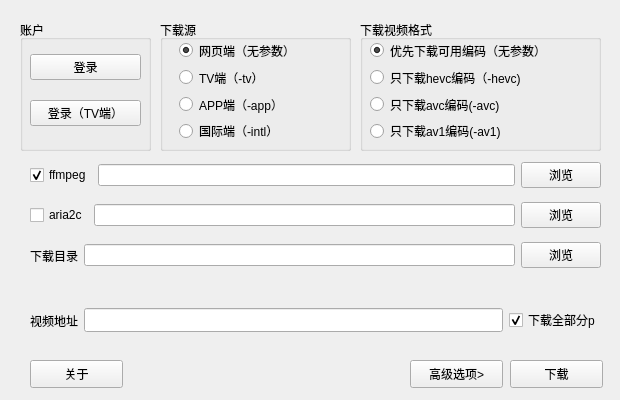
The window that UI/main.ui (1299172402/BBDown_GUI) describes before a commit, drawn with Qt 5.
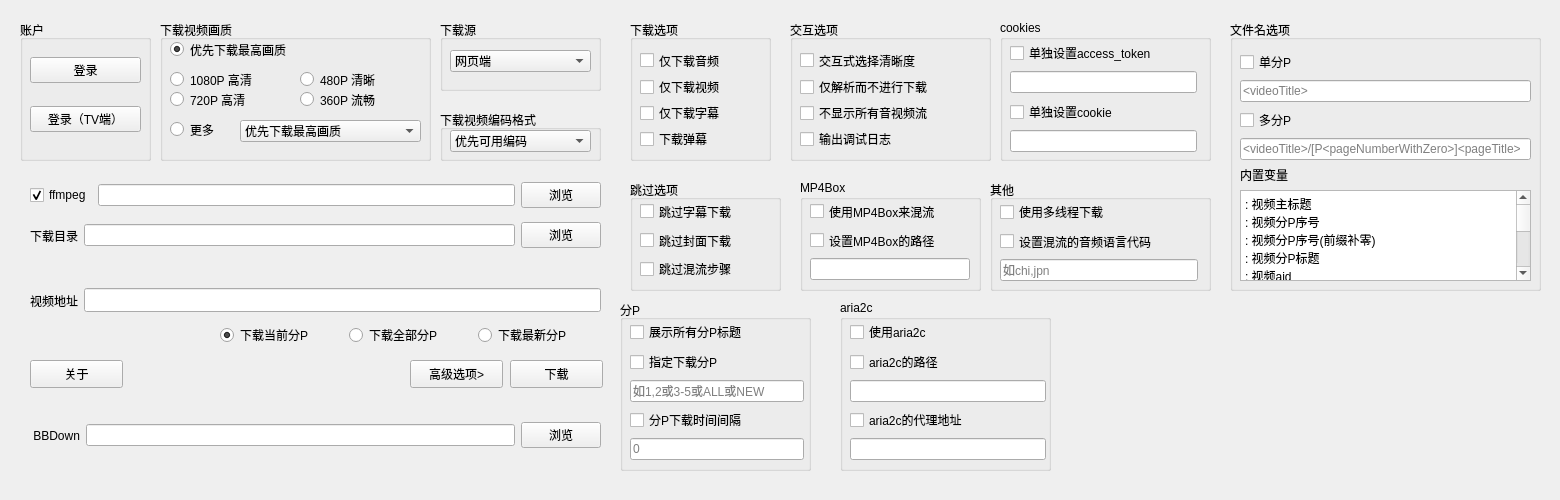
The same window after the commit. Icons and pictures are not drawn.

```diff
--- a/UI/main.ui
+++ b/UI/main.ui
@@ -6,8 +6,8 @@
    <rect>
     <x>0</x>
     <y>0</y>
-    <width>620</width>
-    <height>400</height>
+    <width>1560</width>
+    <height>500</height>
    </rect>
   </property>
   <property name="minimumSize">
@@ -18,7 +18,7 @@
   </property>
   <property name="maximumSize">
    <size>
-    <width>1220</width>
+    <width>1560</width>
     <height>500</height>
    </size>
   </property>
@@ -33,7 +33,7 @@
    <property name="geometry">
     <rect>
      <x>30</x>
-     <y>160</y>
+     <y>180</y>
      <width>571</width>
      <height>31</height>
     </rect>
@@ -71,50 +71,11 @@
     </item>
    </layout>
   </widget>
-  <widget class="QWidget" name="horizontalLayoutWidget_2">
-   <property name="geometry">
-    <rect>
-     <x>30</x>
-     <y>200</y>
-     <width>571</width>
-     <height>31</height>
-    </rect>
-   </property>
-   <layout class="QHBoxLayout" name="horizontalLayout_2">
-    <item>
-     <widget class="QCheckBox" name="checkBox_aria2c">
-      <property name="text">
-       <string>aria2c</string>
-      </property>
-     </widget>
-    </item>
-    <item>
-     <widget class="QLineEdit" name="lineEdit_aria2c">
-      <property name="text">
-       <string/>
-      </property>
-      <property name="readOnly">
-       <bool>false</bool>
-      </property>
-     </widget>
-    </item>
-    <item>
-     <widget class="QPushButton" name="pushButton_aria2c">
-      <property name="enabled">
-       <bool>true</bool>
-      </property>
-      <property name="text">
-       <string>浏览</string>
-      </property>
-     </widget>
-    </item>
-   </layout>
-  </widget>
   <widget class="QWidget" name="horizontalLayoutWidget_3">
    <property name="geometry">
     <rect>
      <x>30</x>
-     <y>240</y>
+     <y>220</y>
      <width>571</width>
      <height>31</height>
     </rect>
@@ -149,116 +110,87 @@
   <widget class="QGroupBox" name="groupBox">
    <property name="geometry">
     <rect>
-     <x>160</x>
+     <x>440</x>
      <y>20</y>
-     <width>191</width>
-     <height>131</height>
+     <width>161</width>
+     <height>71</height>
     </rect>
    </property>
    <property name="title">
     <string>下载源</string>
    </property>
-   <widget class="QWidget" name="verticalLayoutWidget">
+   <widget class="QComboBox" name="comboBox_source">
     <property name="geometry">
      <rect>
-      <x>19</x>
-      <y>20</y>
-      <width>151</width>
-      <height>101</height>
+      <x>10</x>
+      <y>30</y>
+      <width>141</width>
+      <height>22</height>
      </rect>
     </property>
-    <layout class="QVBoxLayout" name="verticalLayout">
-     <item>
-      <widget class="QRadioButton" name="radioButton_1">
-       <property name="text">
-        <string>网页端（无参数）</string>
-       </property>
-       <property name="checked">
-        <bool>true</bool>
-       </property>
-      </widget>
-     </item>
-     <item>
-      <widget class="QRadioButton" name="radioButton_2">
-       <property name="text">
-        <string>TV端（-tv）</string>
-       </property>
-       <property name="checked">
-        <bool>false</bool>
-       </property>
-      </widget>
-     </item>
-     <item>
-      <widget class="QRadioButton" name="radioButton_3">
-       <property name="text">
-        <string>APP端（-app）</string>
-       </property>
-      </widget>
-     </item>
-     <item>
-      <widget class="QRadioButton" name="radioButton_4">
-       <property name="text">
-        <string>国际端（-intl）</string>
-       </property>
-      </widget>
-     </item>
-    </layout>
+    <item>
+     <property name="text">
+      <string>网页端</string>
+     </property>
+    </item>
+    <item>
+     <property name="text">
+      <string>TV端</string>
+     </property>
+    </item>
+    <item>
+     <property name="text">
+      <string>APP端</string>
+     </property>
+    </item>
+    <item>
+     <property name="text">
+      <string>国际端</string>
+     </property>
+    </item>
    </widget>
   </widget>
   <widget class="QGroupBox" name="groupBox_2">
    <property name="geometry">
     <rect>
-     <x>360</x>
-     <y>20</y>
-     <width>241</width>
-     <height>131</height>
+     <x>440</x>
+     <y>110</y>
+     <width>161</width>
+     <height>51</height>
     </rect>
    </property>
    <property name="title">
-    <string>下载视频格式</string>
+    <string>下载视频编码格式</string>
    </property>
-   <widget class="QWidget" name="verticalLayoutWidget_2">
+   <widget class="QComboBox" name="comboBox_encoding">
     <property name="geometry">
      <rect>
       <x>10</x>
       <y>20</y>
-      <width>224</width>
-      <height>101</height>
+      <width>141</width>
+      <height>22</height>
      </rect>
     </property>
-    <layout class="QVBoxLayout" name="verticalLayout_2">
-     <item>
-      <widget class="QRadioButton" name="radioButton_5">
-       <property name="text">
-        <string>优先下载可用编码（无参数）</string>
-       </property>
-       <property name="checked">
-        <bool>true</bool>
-       </property>
-      </widget>
-     </item>
-     <item>
-      <widget class="QRadioButton" name="radioButton_6">
-       <property name="text">
-        <string>只下载hevc编码（-hevc)</string>
-       </property>
-      </widget>
-     </item>
-     <item>
-      <widget class="QRadioButton" name="radioButton_7">
-       <property name="text">
-        <string>只下载avc编码(-avc)</string>
-       </property>
-      </widget>
-     </item>
-     <item>
-      <widget class="QRadioButton" name="radioButton_8">
-       <property name="text">
-        <string>只下载av1编码(-av1)</string>
-       </property>
-      </widget>
-     </item>
-    </layout>
+    <item>
+     <property name="text">
+      <string>优先可用编码</string>
+     </property>
+    </item>
+    <item>
+     <property name="text">
+      <string>AVC</string>
+     </property>
+    </item>
+    <item>
+     <property name="text">
+      <string>AV1</string>
+     </property>
+    </item>
+    <item>
+     <property name="text">
+      <string>HEVC</string>
+     </property>
+    </item>
    </widget>
   </widget>
   <widget class="QGroupBox" name="groupBox_3">
@@ -267,7 +199,7 @@
      <x>20</x>
      <y>20</y>
      <width>131</width>
-     <height>131</height>
+     <height>141</height>
     </rect>
    </property>
    <property name="title">
@@ -279,7 +211,7 @@
       <x>10</x>
       <y>20</y>
       <width>111</width>
-      <height>100</height>
+      <height>111</height>
      </rect>
     </property>
     <layout class="QVBoxLayout" name="verticalLayout_4">
@@ -304,7 +236,7 @@
    <property name="geometry">
     <rect>
      <x>30</x>
-     <y>300</y>
+     <y>280</y>
      <width>571</width>
      <height>41</height>
     </rect>
@@ -333,16 +265,6 @@
       </property>
      </widget>
     </item>
-    <item>
-     <widget class="QCheckBox" name="checkBox_25">
-      <property name="text">
-       <string>下载全部分p</string>
-      </property>
-      <property name="checked">
-       <bool>true</bool>
-      </property>
-     </widget>
-    </item>
    </layout>
   </widget>
   <widget class="QPushButton" name="pushButton_download">
@@ -390,14 +312,14 @@
   <widget class="QGroupBox" name="groupBox_4">
    <property name="geometry">
     <rect>
-     <x>1030</x>
+     <x>800</x>
      <y>180</y>
      <width>181</width>
      <height>111</height>
     </rect>
    </property>
    <property name="title">
-    <string>mp4box</string>
+    <string>MP4Box</string>
    </property>
    <widget class="QWidget" name="verticalLayoutWidget_10">
     <property name="geometry">
@@ -412,14 +334,14 @@
      <item>
       <widget class="QCheckBox" name="checkBox_1">
        <property name="text">
-        <string>使用mp4Box来混流</string>
+        <string>使用MP4Box来混流</string>
        </property>
       </widget>
      </item>
      <item>
       <widget class="QCheckBox" name="checkBox_23">
        <property name="text">
-        <string>设置mp4box的路径</string>
+        <string>设置MP4Box的路径</string>
        </property>
       </widget>
      </item>
@@ -473,7 +395,7 @@
        <item>
         <widget class="QLineEdit" name="lineEdit_5">
          <property name="placeholderText">
-          <string>access_token</string>
+          <string/>
          </property>
         </widget>
        </item>
@@ -494,7 +416,7 @@
        <item>
         <widget class="QLineEdit" name="lineEdit_4">
          <property name="placeholderText">
-          <string>cookie</string>
+          <string/>
          </property>
         </widget>
        </item>
@@ -506,7 +428,7 @@
   <widget class="QGroupBox" name="groupBox_6">
    <property name="geometry">
     <rect>
-     <x>640</x>
+     <x>630</x>
      <y>20</y>
      <width>141</width>
      <height>141</height>
@@ -559,10 +481,10 @@
   <widget class="QGroupBox" name="groupBox_7">
    <property name="geometry">
     <rect>
-     <x>800</x>
-     <y>180</y>
-     <width>221</width>
-     <height>111</height>
+     <x>1230</x>
+     <y>20</y>
+     <width>311</width>
+     <height>271</height>
     </rect>
    </property>
    <property name="title">
@@ -572,38 +494,80 @@
     <property name="geometry">
      <rect>
       <x>10</x>
-      <y>20</y>
-      <width>179</width>
-      <height>80</height>
+      <y>30</y>
+      <width>291</width>
+      <height>231</height>
      </rect>
     </property>
     <layout class="QVBoxLayout" name="verticalLayout_14">
      <item>
-      <widget class="QCheckBox" name="checkBox_18">
-       <property name="toolTip">
-        <string>&lt;html&gt;&lt;head/&gt;&lt;body&gt;&lt;p&gt;为文件加入清晰度后缀，如XXX[1080P 高码率]&lt;/p&gt;&lt;/body&gt;&lt;/html&gt;</string>
-       </property>
-       <property name="text">
-        <string>文件名包含清晰度后缀</string>
-       </property>
-      </widget>
+      <layout class="QVBoxLayout" name="verticalLayout">
+       <item>
+        <widget class="QCheckBox" name="checkBox_F">
+         <property name="text">
+          <string>单分P</string>
+         </property>
+        </widget>
+       </item>
+       <item>
+        <widget class="QLineEdit" name="lineEdit_F">
+         <property name="placeholderText">
+          <string>&lt;videoTitle&gt;</string>
+         </property>
+        </widget>
+       </item>
+      </layout>
      </item>
      <item>
-      <widget class="QCheckBox" name="checkBox_12">
-       <property name="text">
-        <string>不给分P序号补零</string>
-       </property>
-      </widget>
+      <layout class="QVBoxLayout" name="verticalLayout_2">
+       <item>
+        <widget class="QCheckBox" name="checkBox_M">
+         <property name="text">
+          <string>多分P</string>
+         </property>
+        </widget>
+       </item>
+       <item>
+        <widget class="QLineEdit" name="lineEdit_M">
+         <property name="placeholderText">
+          <string>&lt;videoTitle&gt;/[P&lt;pageNumberWithZero&gt;]&lt;pageTitle&gt;</string>
+         </property>
+        </widget>
+       </item>
+      </layout>
      </item>
      <item>
-      <widget class="QCheckBox" name="checkBox_19">
-       <property name="toolTip">
-        <string>&lt;html&gt;&lt;head/&gt;&lt;body&gt;&lt;p&gt;多P时，不要加入分P前缀，如[P1],[P2]等&lt;/p&gt;&lt;/body&gt;&lt;/html&gt;</string>
-       </property>
-       <property name="text">
-        <string>不加入分P前缀</string>
-       </property>
-      </widget>
+      <layout class="QVBoxLayout" name="verticalLayout_18">
+       <item>
+        <widget class="QLabel" name="label_val">
+         <property name="text">
+          <string>内置变量</string>
+         </property>
+        </widget>
+       </item>
+       <item>
+        <widget class="QPlainTextEdit" name="plainTextEdit">
+         <property name="readOnly">
+          <bool>true</bool>
+         </property>
+         <property name="plainText">
+          <string>&lt;videoTitle&gt;: 视频主标题
+&lt;pageNumber&gt;: 视频分P序号
+&lt;pageNumberWithZero&gt;: 视频分P序号(前缀补零)
+&lt;pageTitle&gt;: 视频分P标题
+&lt;aid&gt;: 视频aid
+&lt;cid&gt;: 视频cid
+&lt;dfn&gt;: 视频清晰度
+&lt;res&gt;: 视频分辨率
+&lt;fps&gt;: 视频帧率
+&lt;videoCodecs&gt;: 视频编码
+&lt;videoBandwidth&gt;: 视频码率
+&lt;audioCodecs&gt;: 音频编码
+&lt;audioBandwidth&gt;: 音频码率</string>
+         </property>
+        </widget>
+       </item>
+      </layout>
      </item>
     </layout>
    </widget>
@@ -611,14 +575,14 @@
   <widget class="QGroupBox" name="groupBox_8">
    <property name="geometry">
     <rect>
-     <x>640</x>
-     <y>310</y>
+     <x>620</x>
+     <y>300</y>
      <width>191</width>
      <height>171</height>
     </rect>
    </property>
    <property name="title">
-    <string>分p</string>
+    <string>分P</string>
    </property>
    <widget class="QWidget" name="verticalLayoutWidget_12">
     <property name="geometry">
@@ -645,7 +609,7 @@
           <string>&lt;html&gt;&lt;head/&gt;&lt;body&gt;&lt;p&gt;选择指定分p或分p范围：(-p 8 或 -p 1,2 或 -p 3-5 或 -p ALL)&lt;/p&gt;&lt;/body&gt;&lt;/html&gt;</string>
          </property>
          <property name="text">
-          <string>指定下载分p</string>
+          <string>指定下载分P</string>
          </property>
         </widget>
        </item>
@@ -655,7 +619,7 @@
           <string>&lt;html&gt;&lt;head/&gt;&lt;body&gt;&lt;p&gt;选择指定分p或分p范围：(-p 8 或 -p 1,2 或 -p 3-5 或 -p ALL)&lt;/p&gt;&lt;/body&gt;&lt;/html&gt;</string>
          </property>
          <property name="placeholderText">
-          <string>如1,2或3-5或ALL</string>
+          <string>如1,2或3-5或ALL或NEW</string>
          </property>
         </widget>
        </item>
@@ -741,7 +705,7 @@
   <widget class="QGroupBox" name="groupBox_10">
    <property name="geometry">
     <rect>
-     <x>640</x>
+     <x>630</x>
      <y>180</y>
      <width>151</width>
      <height>111</height>
@@ -787,10 +751,10 @@
   <widget class="QGroupBox" name="groupBox_11">
    <property name="geometry">
     <rect>
-     <x>850</x>
-     <y>310</y>
+     <x>990</x>
+     <y>180</y>
      <width>221</width>
-     <height>171</height>
+     <height>111</height>
     </rect>
    </property>
    <property name="title">
@@ -802,7 +766,7 @@
       <x>10</x>
       <y>20</y>
       <width>198</width>
-      <height>139</height>
+      <height>81</height>
      </rect>
     </property>
     <layout class="QVBoxLayout" name="verticalLayout_17">
@@ -811,49 +775,27 @@
        <property name="text">
         <string>使用多线程下载</string>
        </property>
+       <property name="checked">
+        <bool>false</bool>
+       </property>
       </widget>
      </item>
      <item>
-      <layout class="QVBoxLayout" name="verticalLayout_3">
-       <item>
-        <widget class="QCheckBox" name="checkBox_6">
-         <property name="toolTip">
-          <string>&lt;html&gt;&lt;head/&gt;&lt;body&gt;&lt;p&gt;调用aria2c进行下载时的代理地址配置&lt;/p&gt;&lt;/body&gt;&lt;/html&gt;</string>
-         </property>
-         <property name="text">
-          <string>aria2c的代理地址</string>
-         </property>
-        </widget>
-       </item>
-       <item>
-        <widget class="QLineEdit" name="lineEdit_1">
-         <property name="toolTip">
-          <string>&lt;html&gt;&lt;head/&gt;&lt;body&gt;&lt;p&gt;调用aria2c进行下载时的代理地址配置&lt;/p&gt;&lt;/body&gt;&lt;/html&gt;</string>
-         </property>
-        </widget>
-       </item>
-       <item>
-        <layout class="QVBoxLayout" name="verticalLayout_7">
-         <item>
-          <widget class="QCheckBox" name="checkBox_20">
-           <property name="toolTip">
-            <string>&lt;html&gt;&lt;head/&gt;&lt;body&gt;&lt;p&gt;设置混流的音频语言(代码)，如chi, jpn等&lt;/p&gt;&lt;/body&gt;&lt;/html&gt;</string>
-           </property>
-           <property name="text">
-            <string>设置混流的音频语言代码</string>
-           </property>
-          </widget>
-         </item>
-         <item>
-          <widget class="QLineEdit" name="lineEdit_3">
-           <property name="placeholderText">
-            <string>如chi,jpn</string>
-           </property>
-          </widget>
-         </item>
-        </layout>
-       </item>
-      </layout>
+      <widget class="QCheckBox" name="checkBox_language">
+       <property name="toolTip">
+        <string>&lt;html&gt;&lt;head/&gt;&lt;body&gt;&lt;p&gt;设置混流的音频语言(代码)，如chi, jpn等&lt;/p&gt;&lt;/body&gt;&lt;/html&gt;</string>
+       </property>
+       <property name="text">
+        <string>设置混流的音频语言代码</string>
+       </property>
+      </widget>
+     </item>
+     <item>
+      <widget class="QLineEdit" name="lineEdit_language">
+       <property name="placeholderText">
+        <string>如chi,jpn</string>
+       </property>
+      </widget>
      </item>
     </layout>
    </widget>
@@ -862,7 +804,7 @@
    <property name="geometry">
     <rect>
      <x>30</x>
-     <y>440</y>
+     <y>420</y>
      <width>571</width>
      <height>31</height>
     </rect>
@@ -887,6 +829,252 @@
     </item>
    </layout>
   </widget>
+  <widget class="QWidget" name="horizontalLayoutWidget_2">
+   <property name="geometry">
+    <rect>
+     <x>220</x>
+     <y>320</y>
+     <width>381</width>
+     <height>31</height>
+    </rect>
+   </property>
+   <layout class="QHBoxLayout" name="horizontalLayout_2">
+    <item>
+     <widget class="QRadioButton" name="radioButton_p_current">
+      <property name="text">
+       <string>下载当前分P</string>
+      </property>
+      <property name="checked">
+       <bool>true</bool>
+      </property>
+     </widget>
+    </item>
+    <item>
+     <widget class="QRadioButton" name="radioButton_p_all">
+      <property name="text">
+       <string>下载全部分P</string>
+      </property>
+     </widget>
+    </item>
+    <item>
+     <widget class="QRadioButton" name="radioButton_p_new">
+      <property name="text">
+       <string>下载最新分P</string>
+      </property>
+     </widget>
+    </item>
+   </layout>
+  </widget>
+  <widget class="QGroupBox" name="groupBox_14">
+   <property name="geometry">
+    <rect>
+     <x>160</x>
+     <y>20</y>
+     <width>271</width>
+     <height>141</height>
+    </rect>
+   </property>
+   <property name="title">
+    <string>下载视频画质</string>
+   </property>
+   <widget class="QRadioButton" name="radioButton_dfn_480P">
+    <property name="geometry">
+     <rect>
+      <x>140</x>
+      <y>50</y>
+      <width>120</width>
+      <height>19</height>
+     </rect>
+    </property>
+    <property name="text">
+     <string>480P 清晰</string>
+    </property>
+   </widget>
+   <widget class="QRadioButton" name="radioButton_dfn_more">
+    <property name="geometry">
+     <rect>
+      <x>10</x>
+      <y>100</y>
+      <width>61</width>
+      <height>19</height>
+     </rect>
+    </property>
+    <property name="text">
+     <string>更多</string>
+    </property>
+   </widget>
+   <widget class="QRadioButton" name="radioButton_dfn_priority">
+    <property name="geometry">
+     <rect>
+      <x>10</x>
+      <y>20</y>
+      <width>249</width>
+      <height>19</height>
+     </rect>
+    </property>
+    <property name="text">
+     <string>优先下载最高画质</string>
+    </property>
+    <property name="checked">
+     <bool>true</bool>
+    </property>
+   </widget>
+   <widget class="QRadioButton" name="radioButton_dfn_1080P">
+    <property name="geometry">
+     <rect>
+      <x>10</x>
+      <y>50</y>
+      <width>119</width>
+      <height>19</height>
+     </rect>
+    </property>
+    <property name="text">
+     <string>1080P 高清</string>
+    </property>
+   </widget>
+   <widget class="QRadioButton" name="radioButton_dfn_360P">
+    <property name="geometry">
+     <rect>
+      <x>140</x>
+      <y>70</y>
+      <width>120</width>
+      <height>19</height>
+     </rect>
+    </property>
+    <property name="text">
+     <string>360P 流畅</string>
+    </property>
+   </widget>
+   <widget class="QRadioButton" name="radioButton_dfn_720P">
+    <property name="geometry">
+     <rect>
+      <x>10</x>
+      <y>70</y>
+      <width>119</width>
+      <height>19</height>
+     </rect>
+    </property>
+    <property name="text">
+     <string>720P 高清</string>
+    </property>
+   </widget>
+   <widget class="QComboBox" name="comboBox_dfn_more">
+    <property name="geometry">
+     <rect>
+      <x>80</x>
+      <y>100</y>
+      <width>181</width>
+      <height>22</height>
+     </rect>
+    </property>
+    <item>
+     <property name="text">
+      <string>优先下载最高画质</string>
+     </property>
+    </item>
+    <item>
+     <property name="text">
+      <string>8K 超高清</string>
+     </property>
+    </item>
+    <item>
+     <property name="text">
+      <string>杜比视界</string>
+     </property>
+    </item>
+    <item>
+     <property name="text">
+      <string>HDR 真彩</string>
+     </property>
+    </item>
+    <item>
+     <property name="text">
+      <string>4K 超清</string>
+     </property>
+    </item>
+    <item>
+     <property name="text">
+      <string>1080P 高帧率</string>
+     </property>
+    </item>
+    <item>
+     <property name="text">
+      <string>1080P 高码率</string>
+     </property>
+    </item>
+    <item>
+     <property name="text">
+      <string>720P 高帧率</string>
+     </property>
+    </item>
+   </widget>
+  </widget>
+  <widget class="QGroupBox" name="groupBox_12">
+   <property name="geometry">
+    <rect>
+     <x>840</x>
+     <y>300</y>
+     <width>211</width>
+     <height>171</height>
+    </rect>
+   </property>
+   <property name="title">
+    <string>aria2c</string>
+   </property>
+   <widget class="QWidget" name="verticalLayoutWidget_7">
+    <property name="geometry">
+     <rect>
+      <x>10</x>
+      <y>20</y>
+      <width>196</width>
+      <height>141</height>
+     </rect>
+    </property>
+    <layout class="QVBoxLayout" name="verticalLayout_19">
+     <item>
+      <widget class="QCheckBox" name="checkBox_use_aria2c">
+       <property name="text">
+        <string>使用aria2c</string>
+       </property>
+      </widget>
+     </item>
+     <item>
+      <widget class="QCheckBox" name="checkBox_aria2c_path">
+       <property name="text">
+        <string>aria2c的路径</string>
+       </property>
+      </widget>
+     </item>
+     <item>
+      <widget class="QLineEdit" name="lineEdit_aria2c_path">
+       <property name="text">
+        <string/>
+       </property>
+       <property name="readOnly">
+        <bool>false</bool>
+       </property>
+      </widget>
+     </item>
+     <item>
+      <widget class="QCheckBox" name="checkBox_aria2c_proxy">
+       <property name="toolTip">
+        <string>&lt;html&gt;&lt;head/&gt;&lt;body&gt;&lt;p&gt;调用aria2c进行下载时的代理地址配置&lt;/p&gt;&lt;/body&gt;&lt;/html&gt;</string>
+       </property>
+       <property name="text">
+        <string>aria2c的代理地址</string>
+       </property>
+      </widget>
+     </item>
+     <item>
+      <widget class="QLineEdit" name="lineEdit_aria2c_proxy">
+       <property name="toolTip">
+        <string>&lt;html&gt;&lt;head/&gt;&lt;body&gt;&lt;p&gt;调用aria2c进行下载时的代理地址配置&lt;/p&gt;&lt;/body&gt;&lt;/html&gt;</string>
+       </property>
+      </widget>
+     </item>
+    </layout>
+   </widget>
+  </widget>
  </widget>
  <resources/>
  <connections/>
```
Left out of the diff: 57 changed lines with no effect on the pictures.
